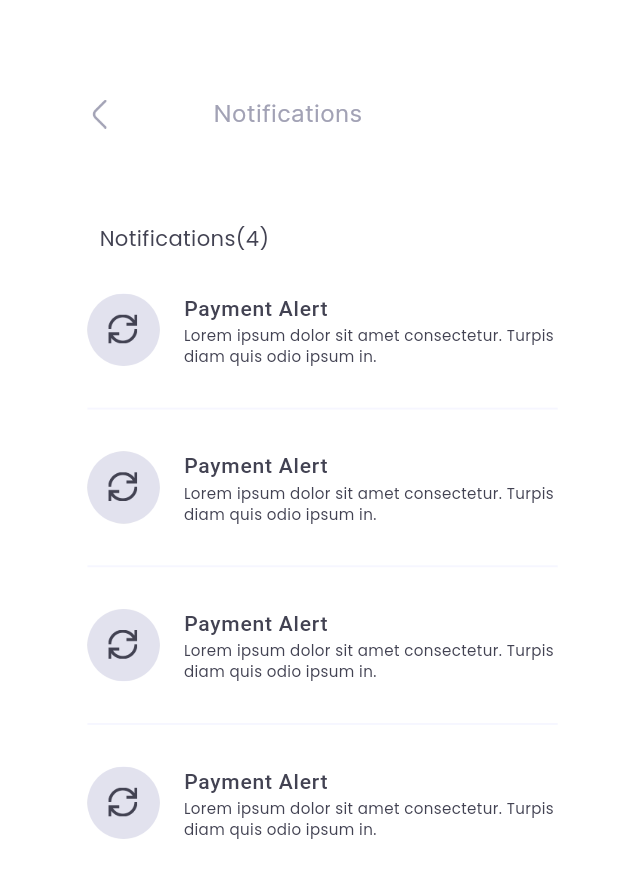
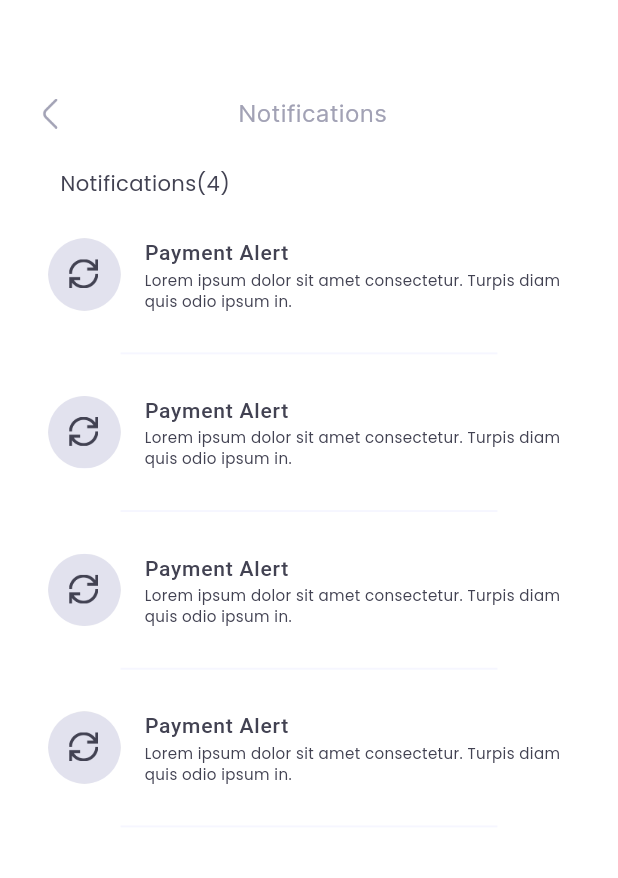
Before and after one commit to syedwaleednawaz000/subtracker, a Flutter app: the NotificationsScreen screen opened directly, on a phone screen of 412 x 824 dp. Shown: the top 878 px of the screen. Run offline on Flutter 3.47's test engine with Material 3 defaults, Android fonts, the phone set to English and light mode, and no system bars; our stand-ins replace cached_network_image, connectivity_plus, dashed_circular_progress_bar, dio, dotted_border, dropdown_button2 and 11 more; missing offline and left inert: circular_seek_bar, flutter_stripe, linear_progress_bar, semicircle_indicator; accounts and stored records are empty; generated files the repository leaves out were written again; Roboto replaces fonts that are missing (Poppins).

Commit message:
by waleedsom other issue Qa

```diff
--- a/lib/notification_screen/notification_screen.dart
+++ b/lib/notification_screen/notification_screen.dart
@@ -16,36 +16,39 @@ class _NotificationsScreenState extends State<NotificationsScreen> {
   @override
   Widget build(BuildContext context) {
     return Scaffold(
-      body: Padding(
-        padding:  EdgeInsets.only(left: MySize.size18,top: MySize.size28),
-        child: Column(
+      body: Column(
+        mainAxisAlignment: MainAxisAlignment.start,
         crossAxisAlignment: CrossAxisAlignment.start,
         children: [
-            Row(
+          SizedBox(height: MySize.size32),
+          Padding(
+            padding: EdgeInsets.only(
+              left: MySize.size23,
+              top: MySize.size32,
+            ),
+            child: Row(
               children: [
                 GestureDetector(
-                  onTap: () {
+                    onTap: (){
                       Navigator.pop(context);
                     },
-                  child: Transform.scale(
-                    scale: 0.2,
-                    child: Image.asset(AppImages.backArrow),
+                    child: Image.asset(AppImages.backArrow, height: 20,)),
+                SizedBox(
+                  width: MySize.scaleFactorWidth * 110,
                 ),
-                ),
-                SizedBox(width: MySize.size28),
-                Text(
-                  'Notifications',
+                Text('Notifications',
                   style: TextStyle(
-                    color: const Color(0XFFA2A2B5),
+                    color: Provider.of<ThemeChanger>(context).themeData == darkMode ? const Color(0XFFA2A2B5) : const Color(0XFFA2A2B5),
                     fontSize: MySize.size16,
                     fontWeight: FontWeight.w400,
                   ),
                 ),
               ],
             ),
+          ),
           SizedBox(height: MySize.size25),
           Padding(
-              padding:  EdgeInsets.symmetric(horizontal:MySize.size48),
+            padding:  EdgeInsets.only(left:MySize.size40),
             child: Text(
               'Notifications(4)',
               style: TextStyle(
@@ -64,7 +67,7 @@ class _NotificationsScreenState extends State<NotificationsScreen> {
               itemCount: 4,
               itemBuilder: (context, index) {
                 return Padding(
-                    padding:  EdgeInsets.symmetric(horizontal:MySize.size40),                    child: Column(
+                  padding:  EdgeInsets.symmetric(horizontal:MySize.size32),                    child: Column(
                     crossAxisAlignment: CrossAxisAlignment.start,
                     children: [
                       ListTile(
@@ -114,7 +117,9 @@ class _NotificationsScreenState extends State<NotificationsScreen> {
                           ),
                         ),
                       ),
-                        Padding(
+                      Center(
+                        child: Container(
+                          width: MySize.size250,
                           padding: EdgeInsets.symmetric(vertical: MySize.size12),
                           child: Divider(
                             color: Provider.of<ThemeChanger>(context).themeData ==
@@ -122,6 +127,7 @@ class _NotificationsScreenState extends State<NotificationsScreen> {
                                 ? const Color(0xFFD0D3FF).withOpacity(.2)
                                 : const Color(0xFFD0D3FF).withOpacity(.2),
                             thickness: 1.3,
+                          ),
                         ),
                       ),
                     ],
@@ -132,7 +138,6 @@ class _NotificationsScreenState extends State<NotificationsScreen> {
           ),
         ],
       ),
-      ),
     );
   }
 }
--- a/lib/views/forgot_password/otp_verification.dart
+++ b/lib/views/forgot_password/otp_verification.dart
@@ -191,6 +191,7 @@ class _OTPVerificationState extends State<OTPVerification> {
                       builder: (context, forgotPasswordProvider, child) {
                         return GestureDetector(
                           onTap: () {
+                            if(forgotPasswordProvider.isTimerRunning){
                               if (otpController.text.length >= 6) {
                                 if(otpCorrect){
                                   forgotPasswordProvider.verifyOtp(context: context, otp: otpController.text.trim()).then((value) {
@@ -201,7 +202,10 @@ class _OTPVerificationState extends State<OTPVerification> {
                                   FlutterToast.toastMessage(message: "Please enter correct otp",isError: true);
                                 }
                               } else {
-                              FlutterToast.toastMessage(message: "Please enter the complete OTP code. The OTP must be 6 digits long.p",isError: true);
+                                FlutterToast.toastMessage(message: "Please enter the complete OTP code. The OTP must be 6 digits long.",isError: true);
+                              }
+                            }else{
+                              FlutterToast.toastMessage(message: "Your OTP has been expired, please try again with new OTP",isError: true);
                             }
                           },
                           child: Padding(
--- a/lib/views/forgot_password/update_password.dart
+++ b/lib/views/forgot_password/update_password.dart
@@ -198,7 +198,7 @@ class _UpdatePasswordState extends State<UpdatePassword> {
                           if(forgotPasswordProvider.password.text.trim() == forgotPasswordProvider.confirmPassword.text.trim()){
                             forgotPasswordProvider.changePassword(context: context);
                           }else{
-                            FlutterToast.toastMessage(message: "Confirm password doesn't match",isError: true);
+                            FlutterToast.toastMessage(message: "Confirm password doesn't get matched with password",isError: true);
                           }
                         }
                       },
--- a/lib/views/spending_budgets/spending_budgets.dart
+++ b/lib/views/spending_budgets/spending_budgets.dart
@@ -433,7 +433,7 @@ class _SpendingBudgetsState extends State<SpendingBudgets> {
                                                                 ),
                                                                 Flexible(
                                                                   child: Text(
-                                                                    "${currencyProvider.selectedCurrencySymbol} ${finalData['price'] ?? "0"}",
+                                                                    "${currencyProvider.selectedCurrencySymbol}${finalData['price'] ??"0"}",
                                                                     textAlign: TextAlign.start,
                                                                     style: TextStyle(
                                                                       fontSize: MySize.size14,
@@ -448,7 +448,7 @@ class _SpendingBudgetsState extends State<SpendingBudgets> {
                                                                 ),
                                                                 Flexible(
                                                                   child: Text(
-                                                                    "of ${currencyProvider.selectedCurrencySymbol} ${finalData['total_budget'] ?? "0"}",
+                                                                    "of ${currencyProvider.selectedCurrencySymbol}${finalData['total_budget']??"0"}",
                                                                     textAlign: TextAlign.start,
                                                                     style: TextStyle(
                                                                       fontSize: MySize.size12,
```
Lines whose indentation alone changed are shown as unchanged.
